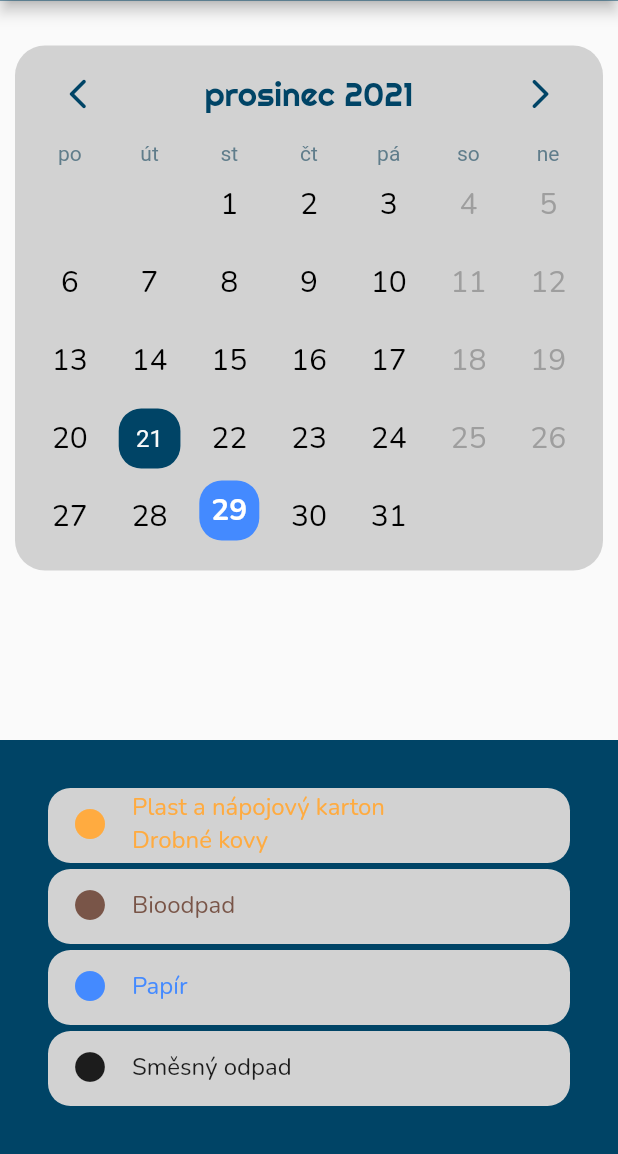
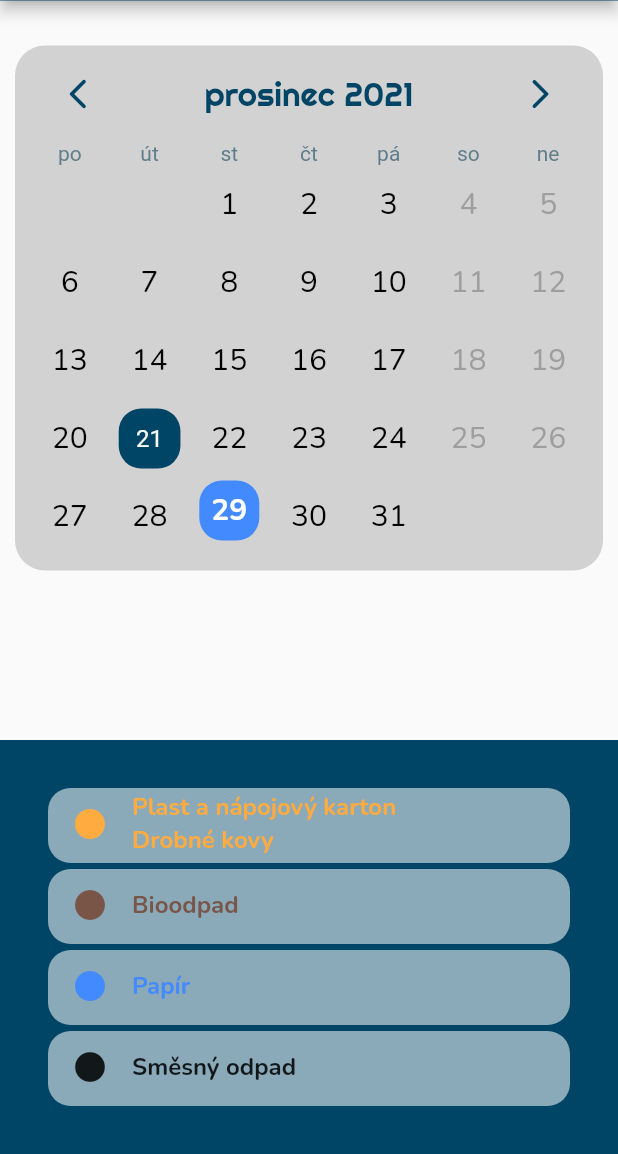
Before and after one commit to zowelu/svoz_odpadu, a Flutter app: the HomePage screen opened by its route, on a phone screen of 412 x 824 dp, the part 82-1236 px from its top. Run offline on Flutter 3.47's test engine with Material 2 defaults, Android fonts, the phone set to English and light mode, and no system bars; drawn by our look-alikes of table_calendar.

Commit message:
upravena background color a tučný text v list_tile_of_waste.dart

```diff
--- a/lib/components/list_tile_of_waste.dart
+++ b/lib/components/list_tile_of_waste.dart
@@ -15,13 +15,13 @@ class ListTileOfWaste extends StatelessWidget {
       margin: const EdgeInsets.all(2),
       decoration: const BoxDecoration(
         borderRadius: kDRadius,
-        color: kDBackgroundColorCalendar,
+        color: Colors.white54,
       ),
       child: ListTile(
         title: Text(
           text,
           style: TextStyle(
-              fontFamily: kDFontFamilyParagraph, fontSize: 16, color: color),
+              fontFamily: kDFontFamilyParagraph, fontSize: 16, color: color, fontWeight: FontWeight.bold),
         ),
         leading: Icon(Icons.circle, color: color),
         dense: true,
```
